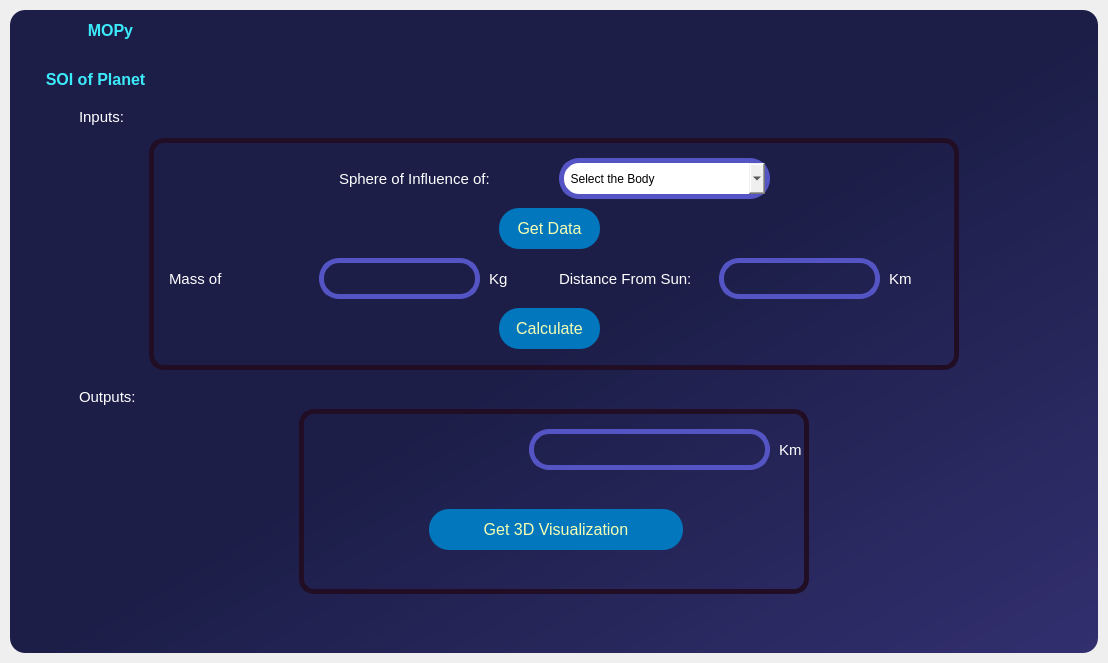
Qt form UI_Functions/Home_Page.ui (Mechanics-of-Orbit/MOPy) before a commit.
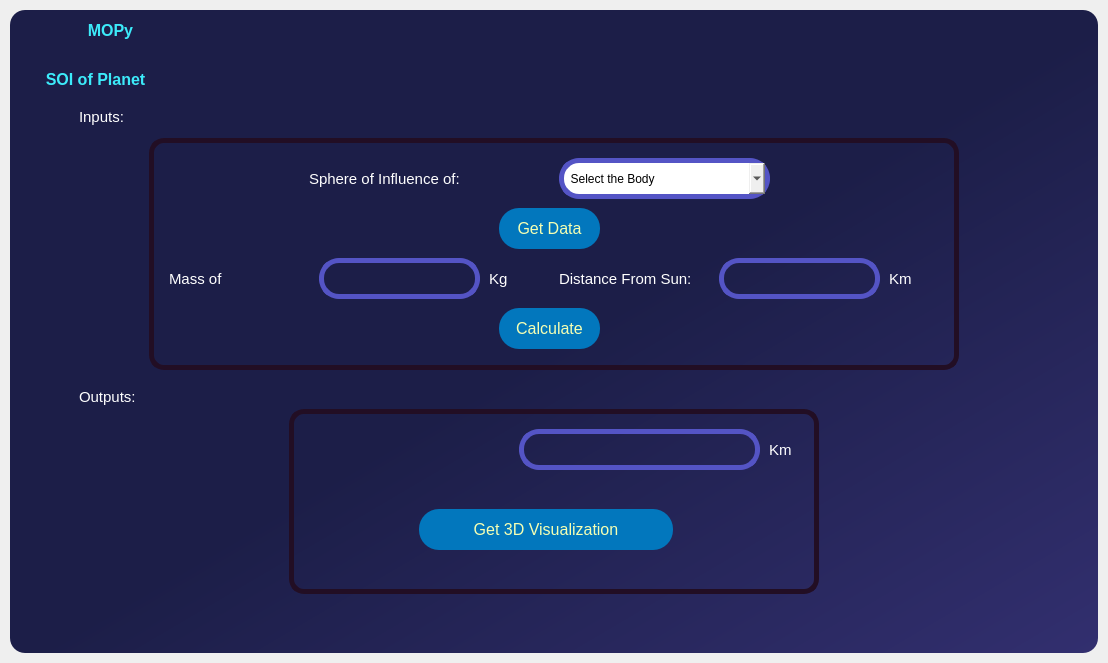
The same form after that commit. The open tabs and pages were chosen to show the change. Icons and pictures are not drawn.

Diff of the .ui file:
```diff
--- a/UI_Functions/Home_Page.ui
+++ b/UI_Functions/Home_Page.ui
@@ -2097,7 +2097,7 @@
                       <widget class="QLabel" name="label_8">
                        <property name="geometry">
                         <rect>
-                         <x>190</x>
+                         <x>160</x>
                          <y>30</y>
                          <width>171</width>
                          <height>21</height>
@@ -2466,13 +2466,13 @@
                      <number>0</number>
                     </property>
                     <property name="leftMargin">
-                     <number>280</number>
+                     <number>270</number>
                     </property>
                     <property name="topMargin">
                      <number>0</number>
                     </property>
                     <property name="rightMargin">
-                     <number>280</number>
+                     <number>270</number>
                     </property>
                     <property name="bottomMargin">
                      <number>0</number>
```
